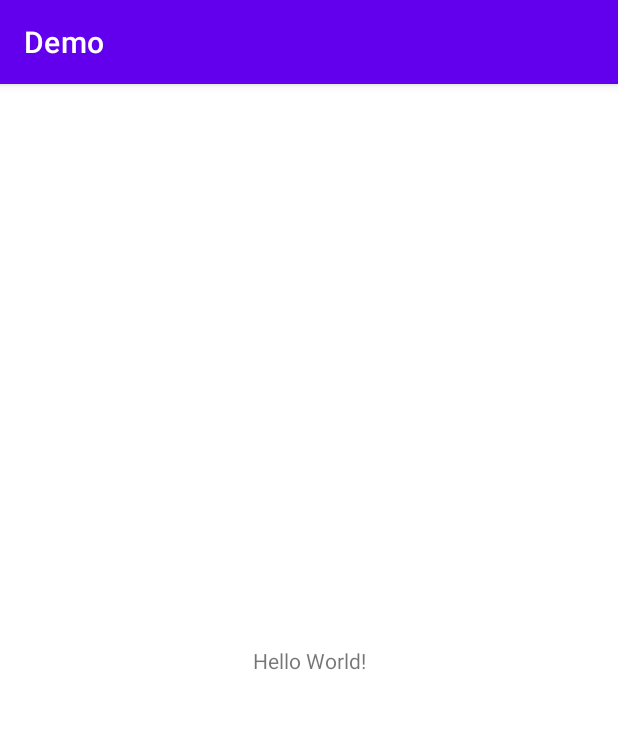
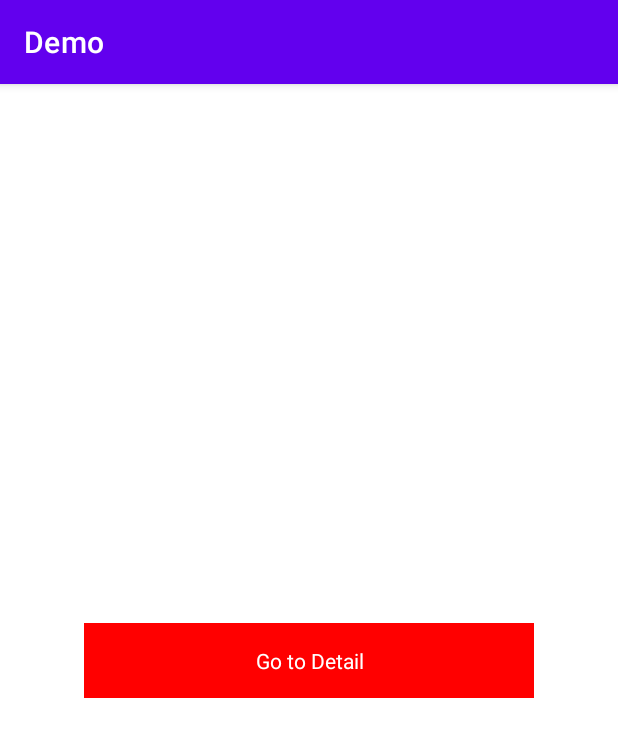
Before and after one commit to zavanton123/check-name-by-age, an Android app: the screen it shows after launch (MainActivity), on a phone screen of 412 x 824 dp. Shown: the top 737 px of the screen. Run offline under Robolectric (Android 15) with nearby library versions, the phone set to English and light mode, and no system bars; our stand-ins replace data binding.

Commit message:
nav graph and empty fragments added

```diff
--- /dev/null
+++ b/app/src/main/java/ru/zavanton/demo/HomeFragment.kt
@@ -0,0 +1,27 @@
+package ru.zavanton.demo
+
+import android.os.Bundle
+import android.view.LayoutInflater
+import android.view.View
+import android.view.ViewGroup
+import androidx.fragment.app.Fragment
+import ru.zavanton.demo.databinding.FragmentHomeBinding
+
+class HomeFragment : Fragment() {
+
+    private lateinit var binding: FragmentHomeBinding
+
+    companion object {
+
+        fun newFragment() = HomeFragment()
+    }
+
+    override fun onCreateView(
+        inflater: LayoutInflater,
+        container: ViewGroup?,
+        savedInstanceState: Bundle?
+    ): View {
+        binding = FragmentHomeBinding.inflate(inflater, container, false)
+        return binding.root
+    }
+}
--- a/app/src/main/res/layout/activity_main.xml
+++ b/app/src/main/res/layout/activity_main.xml
@@ -1,5 +1,5 @@
 <?xml version="1.0" encoding="utf-8"?>
-<androidx.constraintlayout.widget.ConstraintLayout
+<FrameLayout
     xmlns:android="http://schemas.android.com/apk/res/android"
     xmlns:app="http://schemas.android.com/apk/res-auto"
     xmlns:tools="http://schemas.android.com/tools"
@@ -8,14 +8,13 @@
     tools:context=".MainActivity"
     >
 
-    <TextView
-        android:layout_width="wrap_content"
-        android:layout_height="wrap_content"
-        android:text="Hello World!"
-        app:layout_constraintBottom_toBottomOf="parent"
-        app:layout_constraintLeft_toLeftOf="parent"
-        app:layout_constraintRight_toRightOf="parent"
-        app:layout_constraintTop_toTopOf="parent"
+    <androidx.fragment.app.FragmentContainerView
+        android:id="@+id/fragmentContainerView"
+        android:name="androidx.navigation.fragment.NavHostFragment"
+        android:layout_width="match_parent"
+        android:layout_height="match_parent"
+        app:defaultNavHost="true"
+        app:navGraph="@navigation/nav_graph"
         />
 
-</androidx.constraintlayout.widget.ConstraintLayout>
+</FrameLayout>
--- /dev/null
+++ b/app/src/main/res/layout/fragment_home.xml
@@ -0,0 +1,31 @@
+<?xml version="1.0" encoding="utf-8"?>
+<layout
+    xmlns:android="http://schemas.android.com/apk/res/android"
+    xmlns:app="http://schemas.android.com/apk/res-auto"
+    >
+
+    <data>
+
+    </data>
+
+    <androidx.constraintlayout.widget.ConstraintLayout
+        android:layout_width="match_parent"
+        android:layout_height="match_parent"
+        >
+
+        <TextView
+            android:id="@+id/tvDetail"
+            android:layout_width="300dp"
+            android:layout_height="50dp"
+            android:background="@color/red"
+            android:gravity="center"
+            android:text="Go to Detail"
+            android:textColor="@color/white"
+            app:layout_constraintBottom_toBottomOf="parent"
+            app:layout_constraintEnd_toEndOf="parent"
+            app:layout_constraintStart_toStartOf="parent"
+            app:layout_constraintTop_toTopOf="parent"
+            />
+
+    </androidx.constraintlayout.widget.ConstraintLayout>
+</layout>
--- /dev/null
+++ b/app/src/main/res/navigation/nav_graph.xml
@@ -0,0 +1,26 @@
+<?xml version="1.0" encoding="utf-8"?>
+<navigation
+    xmlns:android="http://schemas.android.com/apk/res/android"
+    xmlns:app="http://schemas.android.com/apk/res-auto"
+    android:id="@+id/nav_graph"
+    app:startDestination="@id/homeFragment"
+    >
+
+    <fragment
+        android:id="@+id/homeFragment"
+        android:name="ru.zavanton.demo.HomeFragment"
+        android:label="HomeFragment"
+        >
+        <action
+            android:id="@+id/action_homeFragment_to_detailFragment"
+            app:destination="@id/detailFragment"
+            />
+    </fragment>
+
+    <fragment
+        android:id="@+id/detailFragment"
+        android:name="ru.zavanton.demo.DetailFragment"
+        android:label="DetailFragment"
+        />
+
+</navigation>
--- a/app/src/main/res/values/colors.xml
+++ b/app/src/main/res/values/colors.xml
@@ -7,4 +7,8 @@
     <color name="teal_700">#FF018786</color>
     <color name="black">#FF000000</color>
     <color name="white">#FFFFFFFF</color>
+
+    <color name="red">#FFFF0000</color>
+    <color name="green">#FF00FF00</color>
+    <color name="blue">#FF0000FF</color>
 </resources>
```
Also changed, not shown: app/src/main/java/ru/zavanton/demo/DetailFragment.kt (added, +27 -0 lines), app/src/main/res/layout/fragment_detail.xml (added, +31 -0 lines).
